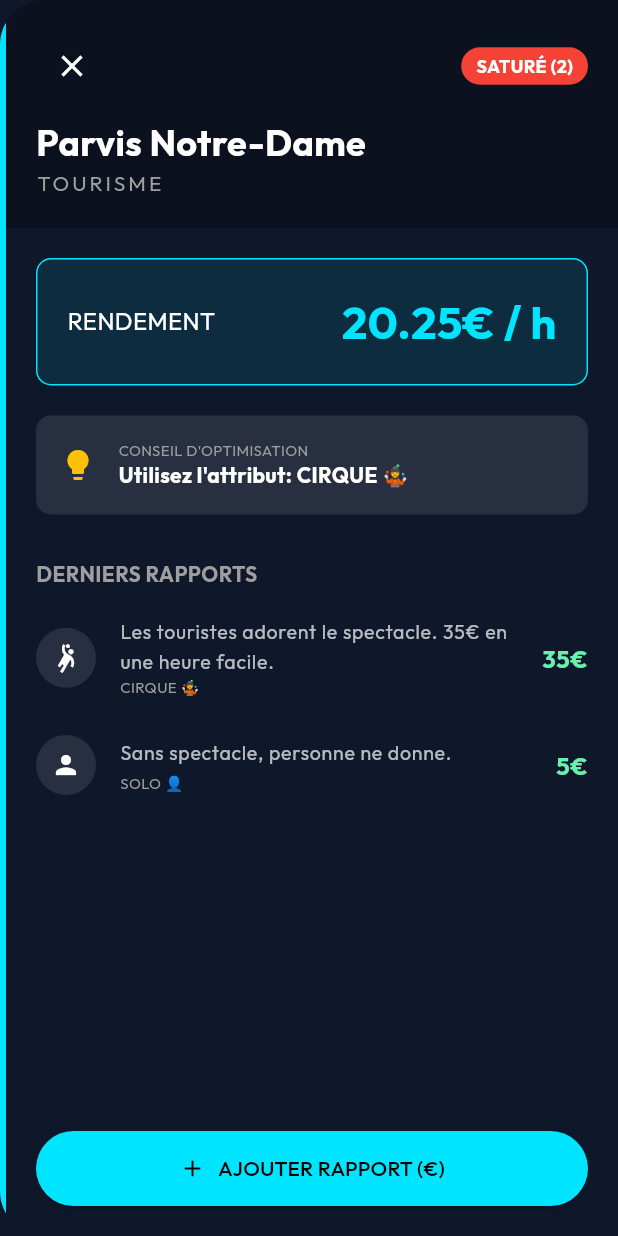
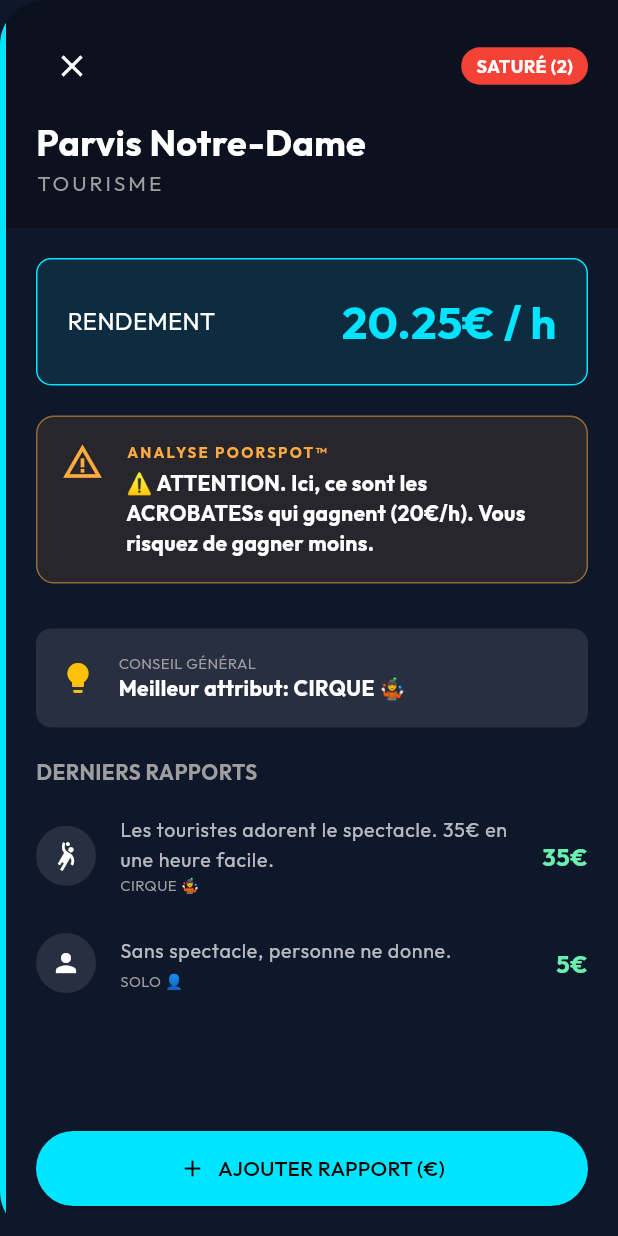
Before and after one commit to RedArms/PoorSpot, a Flutter app: the SidePanel widget shown alone on an empty page, opened directly with sample values from the repository, on a phone screen of 412 x 824 dp. Run offline on Flutter 3.47's test engine with Material 3 defaults, Android fonts, the light colour scheme and no system bars; our stand-ins replace flutter_map, google_fonts, latlong2.

Commit message:
add: fix

```diff
--- a/lib/data/mock_data.dart
+++ b/lib/data/mock_data.dart
@@ -67,3 +67,22 @@ final List<Spot> mockSpots = [
     ],
   ),
 ];
+
+// --- NOUVEAUTÉ : SIMULATION UTILISATEUR ---
+
+class UserProfile {
+  final String id;
+  final String name;
+  // Les atouts de l'utilisateur (ex: Il a un chien ET il joue de la guitare)
+  final List<BeggarAttribute> myAttributes;
+
+  UserProfile({required this.id, required this.name, required this.myAttributes});
+}
+
+// L'utilisateur actuel (Changez les attributs ici pour tester l'algorithme)
+final currentUser = UserProfile(
+  id: 'me_8492',
+  name: 'StreetSurvivor',
+  // Exemple : Cet utilisateur est musicien et a un chien
+  myAttributes: [BeggarAttribute.music, BeggarAttribute.dog]
+);
--- a/lib/models/spot_models.dart
+++ b/lib/models/spot_models.dart
@@ -54,6 +54,47 @@ class Spot {
     final bestReview = reviews.reduce((curr, next) => curr.hourlyRate > next.hourlyRate ? curr : next);
     return bestReview.attribute;
   }
+
+  // --- ALGORYTHME DE CONSEIL INTELLIGENT ---
+
+  String getSmartAdvice(List<BeggarAttribute> userSkills) {
+    if (reviews.isEmpty) return "Pas assez de données. Soyez le premier !";
+
+    final bestAttr = bestAttribute;
+    final avgRate = averageHourlyRate;
+
+    // 1. Si le lieu performe mieux avec un attribut que l'utilisateur possède
+    if (userSkills.contains(bestAttr)) {
+      return "🔥 FONCEZ ! Ce spot rapporte un max avec : ${_formatAttr(bestAttr)}.";
+    }
+
+    // 2. Si le lieu demande un attribut que l'utilisateur N'A PAS
+    if (bestAttr != BeggarAttribute.none && !userSkills.contains(bestAttr)) {
+      return "⚠️ ATTENTION. Ici, ce sont les ${_formatAttr(bestAttr)}s qui gagnent (${avgRate.toInt()}€/h). Vous risquez de gagner moins.";
+    }
+
+    // 3. Analyse par catégorie (Bonus contextuel)
+    if (category == 'Business' && userSkills.contains(BeggarAttribute.music)) {
+      return "✅ BON PLAN. Les zones Business paient bien pour la musique.";
+    }
+
+    if (category == 'Shopping' && userSkills.contains(BeggarAttribute.dog)) {
+      return "🐕 EFFICACE. Les zones Shopping marchent fort avec les animaux.";
+    }
+
+    return "ℹ️ Zone standard. Le rendement moyen est de ${avgRate.toInt()}€/h.";
+  }
+
+  String _formatAttr(BeggarAttribute attr) {
+    switch (attr) {
+      case BeggarAttribute.dog: return "ANIMAUX";
+      case BeggarAttribute.music: return "MUSICIENS";
+      case BeggarAttribute.circus: return "ACROBATES";
+      case BeggarAttribute.disability: return "PERSONNES HANDICAPÉES";
+      case BeggarAttribute.family: return "FAMILLES";
+      default: return "MENDIANTS SOLOS";
+    }
+  }
 }
 
 class Review {
--- a/lib/widgets/side_panel.dart
+++ b/lib/widgets/side_panel.dart
@@ -1,6 +1,7 @@
 import 'dart:ui';
 import 'package:flutter/material.dart';
 import '../models/spot_models.dart';
+import '../data/mock_data.dart'; // Import nécessaire pour accéder à currentUser
 
 class SidePanel extends StatelessWidget {
   final Spot spot;
@@ -16,6 +17,12 @@ class SidePanel extends StatelessWidget {
 
     // Calcul Occupation
     bool isCrowded = spot.currentActiveUsers >= 2;
+
+    // --- NOUVEAU : Calcul du conseil intelligent ---
+    final smartAdvice = spot.getSmartAdvice(currentUser.myAttributes);
+    // Couleur dynamique selon si c'est un "Bon plan" ou un "Warning"
+    final bool isWarning = smartAdvice.contains("ATTENTION");
+    final Color adviceColor = isWarning ? Colors.orangeAccent : const Color(0xFF00E5FF);
 
     return SafeArea(
       child: ClipRRect(
@@ -84,10 +91,50 @@ class SidePanel extends StatelessWidget {
 
                       const SizedBox(height: 20),
 
-                      // 2. L'OPTIMISATION (Quel attribut ?)
+                      // 2. LE CONSEIL INTELLIGENT (NOUVEAU BLOC)
+                      Container(
+                        padding: const EdgeInsets.all(16),
+                        decoration: BoxDecoration(
+                          color: adviceColor.withOpacity(0.1),
+                          borderRadius: BorderRadius.circular(12),
+                          border: Border.all(color: adviceColor.withOpacity(0.5)),
+                        ),
+                        child: Row(
+                          crossAxisAlignment: CrossAxisAlignment.start,
+                          children: [
+                            Icon(
+                              isWarning ? Icons.warning_amber : Icons.auto_awesome,
+                              color: adviceColor,
+                              size: 28
+                            ),
+                            const SizedBox(width: 15),
+                            Expanded(
+                              child: Column(
+                                crossAxisAlignment: CrossAxisAlignment.start,
+                                children: [
+                                  Text(
+                                    "ANALYSE POORSPOT™",
+                                    style: TextStyle(color: adviceColor, fontSize: 10, fontWeight: FontWeight.bold, letterSpacing: 1.5)
+                                  ),
+                                  const SizedBox(height: 4),
+                                  Text(
+                                    smartAdvice,
+                                    style: const TextStyle(color: Colors.white, fontWeight: FontWeight.bold, fontSize: 14),
+                                  ),
+                                ],
+                              ),
+                            )
+                          ],
+                        ),
+                      ),
+
+                      const SizedBox(height: 30),
+
+                      // 3. L'OPTIMISATION (Quel attribut ?)
                       if (spot.bestAttribute != BeggarAttribute.none)
                         Container(
                           padding: const EdgeInsets.all(16),
+                          margin: const EdgeInsets.only(bottom: 20),
                           decoration: BoxDecoration(color: Colors.white10, borderRadius: BorderRadius.circular(10)),
                           child: Row(
                             children: [
@@ -97,9 +144,9 @@ class SidePanel extends StatelessWidget {
                                 child: Column(
                                   crossAxisAlignment: CrossAxisAlignment.start,
                                   children: [
-                                    const Text("CONSEIL D'OPTIMISATION", style: TextStyle(color: Colors.grey, fontSize: 10)),
+                                    const Text("CONSEIL GÉNÉRAL", style: TextStyle(color: Colors.grey, fontSize: 10)),
                                     Text(
-                                      "Utilisez l'attribut: ${_getAttributeName(spot.bestAttribute)}",
+                                      "Meilleur attribut: ${_getAttributeName(spot.bestAttribute)}",
                                       style: const TextStyle(color: Colors.white, fontWeight: FontWeight.bold),
                                     ),
                                   ],
@@ -109,7 +156,6 @@ class SidePanel extends StatelessWidget {
                           ),
                         ),
 
-                      const SizedBox(height: 30),
                       const Text("DERNIERS RAPPORTS", style: TextStyle(color: Colors.grey, fontWeight: FontWeight.bold)),
                       const SizedBox(height: 10),
 
```
